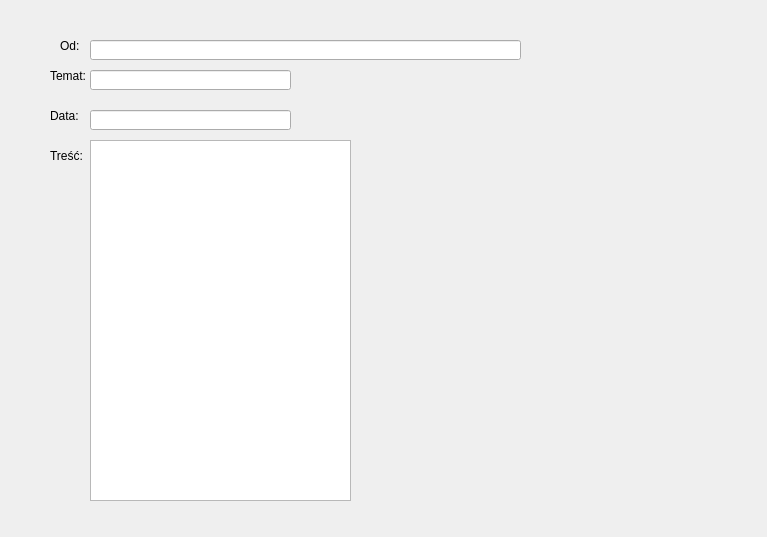
This is mail.ui in mrenik/MailClient as Qt 5 draws it before an edit. The edited form follows.
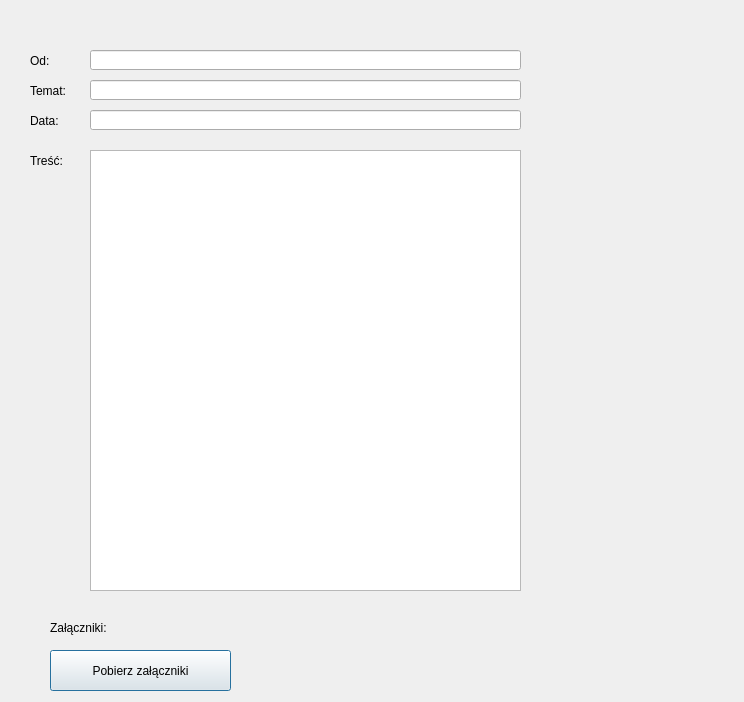
This is the edited form.

The edit to the form file:
```diff
--- a/mail.ui
+++ b/mail.ui
@@ -6,8 +6,8 @@
    <rect>
     <x>0</x>
     <y>0</y>
-    <width>767</width>
-    <height>537</height>
+    <width>744</width>
+    <height>702</height>
    </rect>
   </property>
   <property name="windowTitle">
@@ -17,7 +17,7 @@
    <property name="geometry">
     <rect>
      <x>90</x>
-     <y>40</y>
+     <y>50</y>
      <width>431</width>
      <height>20</height>
     </rect>
@@ -30,8 +30,8 @@
    <property name="geometry">
     <rect>
      <x>90</x>
-     <y>70</y>
-     <width>201</width>
+     <y>80</y>
+     <width>431</width>
      <height>20</height>
     </rect>
    </property>
@@ -44,7 +44,7 @@
     <rect>
      <x>90</x>
      <y>110</y>
-     <width>201</width>
+     <width>431</width>
      <height>20</height>
     </rect>
    </property>
@@ -56,9 +56,9 @@
    <property name="geometry">
     <rect>
      <x>90</x>
-     <y>140</y>
-     <width>261</width>
-     <height>361</height>
+     <y>150</y>
+     <width>431</width>
+     <height>441</height>
     </rect>
    </property>
    <property name="readOnly">
@@ -68,10 +68,10 @@
   <widget class="QLabel" name="label">
    <property name="geometry">
     <rect>
-     <x>60</x>
-     <y>40</y>
-     <width>42</width>
-     <height>12</height>
+     <x>30</x>
+     <y>50</y>
+     <width>31</width>
+     <height>21</height>
     </rect>
    </property>
    <property name="text">
@@ -81,10 +81,10 @@
   <widget class="QLabel" name="label_2">
    <property name="geometry">
     <rect>
-     <x>50</x>
-     <y>70</y>
+     <x>30</x>
+     <y>80</y>
      <width>42</width>
-     <height>12</height>
+     <height>21</height>
     </rect>
    </property>
    <property name="text">
@@ -94,10 +94,10 @@
   <widget class="QLabel" name="label_3">
    <property name="geometry">
     <rect>
-     <x>50</x>
+     <x>30</x>
      <y>110</y>
      <width>42</width>
-     <height>12</height>
+     <height>21</height>
     </rect>
    </property>
    <property name="text">
@@ -107,16 +107,42 @@
   <widget class="QLabel" name="label_4">
    <property name="geometry">
     <rect>
-     <x>50</x>
+     <x>30</x>
      <y>150</y>
      <width>42</width>
-     <height>12</height>
+     <height>21</height>
     </rect>
    </property>
    <property name="text">
     <string>Treść:</string>
    </property>
   </widget>
+  <widget class="QLabel" name="attachmentLabel">
+   <property name="geometry">
+    <rect>
+     <x>50</x>
+     <y>620</y>
+     <width>601</width>
+     <height>16</height>
+    </rect>
+   </property>
+   <property name="text">
+    <string>Załączniki:</string>
+   </property>
+  </widget>
+  <widget class="QPushButton" name="dowloadButton">
+   <property name="geometry">
+    <rect>
+     <x>50</x>
+     <y>650</y>
+     <width>181</width>
+     <height>41</height>
+    </rect>
+   </property>
+   <property name="text">
+    <string>Pobierz załączniki</string>
+   </property>
+  </widget>
  </widget>
  <resources/>
  <connections/>
```
